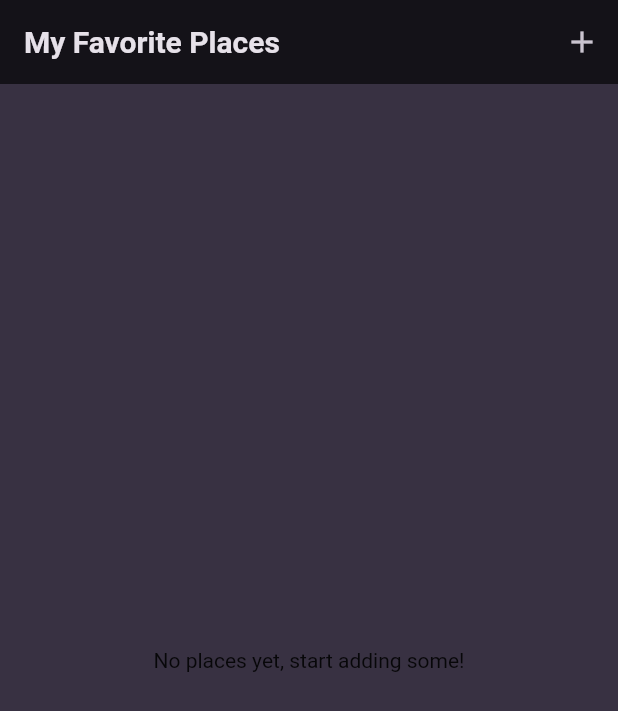
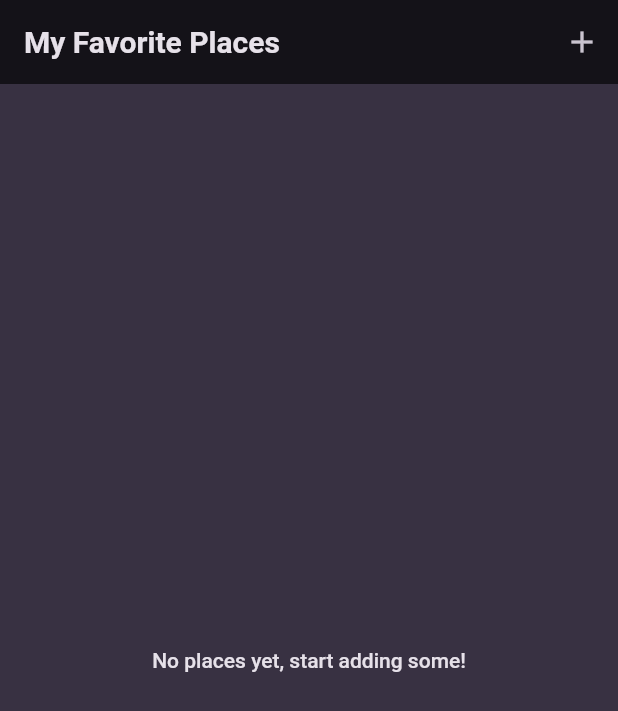
Before and after one commit to JMKangas/AI-MobileApp, a Flutter app: the screen it shows after launch, on a phone screen of 412 x 824 dp. Shown: the top 711 px of the screen. Run offline on Flutter 3.47's test engine with Material 2 defaults, Android fonts, the phone set to English and light mode, and no system bars; our stand-ins replace google_fonts.

Commit message:
changed text bodytype

```diff
--- a/my_favorite_place/lib/widgets/places_list.dart
+++ b/my_favorite_place/lib/widgets/places_list.dart
@@ -10,8 +10,13 @@ class PlacesList extends StatelessWidget {
   @override
   Widget build(BuildContext context) {
     if (places.isEmpty) {
-      return const Center(
-        child: Text('No places yet, start adding some!'),
+      return Center(
+        child: Text(
+          'No places yet, start adding some!',
+          style: Theme.of(context).textTheme.bodyLarge?.copyWith(
+                color: Theme.of(context).colorScheme.onBackground,
+              ),
+        ),
       );
     }
 
```
